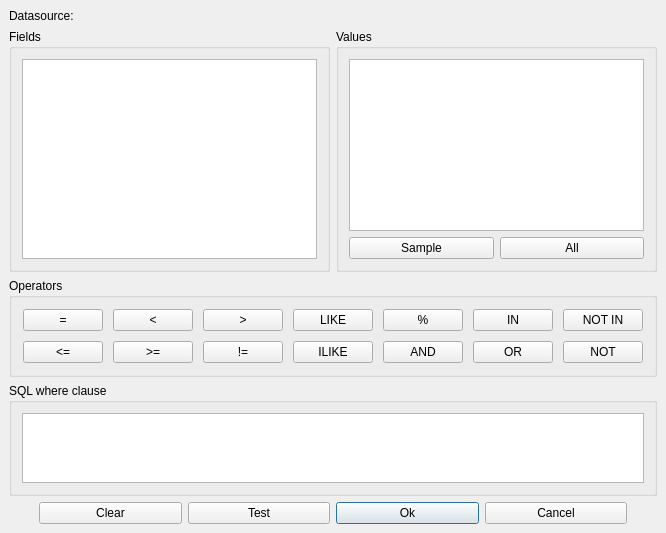
Before: the Qt Designer form src/ui/qgspgquerybuilderbase.ui in qgis/QGIS, drawn with Qt 5.
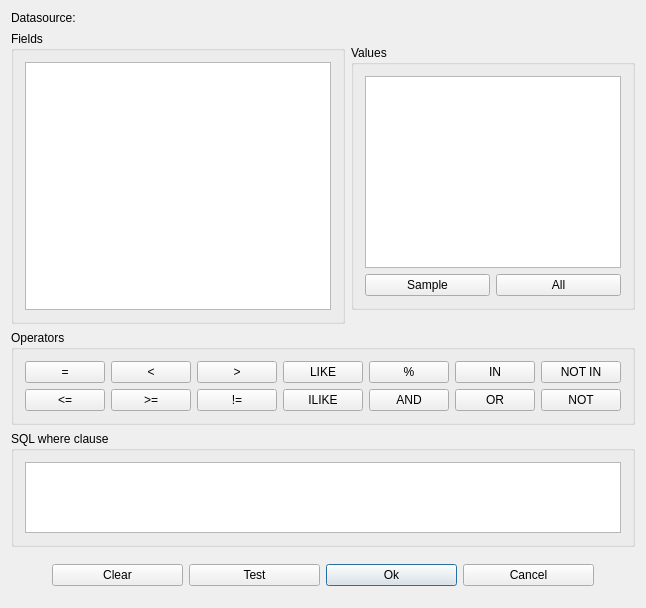
After: the same form once the commit is applied. Icons and pictures are not drawn.

The edit to the form file:
```diff
--- a/src/ui/qgspgquerybuilderbase.ui
+++ b/src/ui/qgspgquerybuilderbase.ui
@@ -8,11 +8,13 @@
     <x>0</x>
     <y>0</y>
     <width>645</width>
-    <height>533</height>
+    <height>608</height>
    </rect>
   </property>
   <property name="sizePolicy" >
-   <sizepolicy vsizetype="Expanding" hsizetype="Expanding" >
+   <sizepolicy>
+    <hsizetype>0</hsizetype>
+    <vsizetype>0</vsizetype>
     <horstretch>0</horstretch>
     <verstretch>0</verstretch>
    </sizepolicy>
@@ -27,22 +29,10 @@
    <bool>true</bool>
   </property>
   <layout class="QGridLayout" >
-   <property name="leftMargin" >
-    <number>9</number>
+   <property name="margin" >
+    <number>11</number>
    </property>
-   <property name="topMargin" >
-    <number>9</number>
-   </property>
-   <property name="rightMargin" >
-    <number>9</number>
-   </property>
-   <property name="bottomMargin" >
-    <number>9</number>
-   </property>
-   <property name="horizontalSpacing" >
-    <number>6</number>
-   </property>
-   <property name="verticalSpacing" >
+   <property name="spacing" >
     <number>6</number>
    </property>
    <item row="2" column="0" colspan="2" >
@@ -54,20 +44,8 @@
       <property name="leftMargin" >
        <number>11</number>
       </property>
-      <property name="topMargin" >
-       <number>11</number>
-      </property>
-      <property name="rightMargin" >
-       <number>11</number>
-      </property>
-      <property name="bottomMargin" >
-       <number>11</number>
-      </property>
-      <property name="horizontalSpacing" >
-       <number>10</number>
-      </property>
-      <property name="verticalSpacing" >
-       <number>10</number>
+      <property name="spacing" >
+       <number>6</number>
       </property>
       <item row="0" column="0" >
        <widget class="QPushButton" name="btnEqual" >
@@ -172,21 +150,12 @@
    </item>
    <item row="4" column="0" colspan="2" >
     <layout class="QHBoxLayout" >
+     <property name="margin" >
+      <number>11</number>
+     </property>
      <property name="spacing" >
       <number>6</number>
      </property>
-     <property name="leftMargin" >
-      <number>0</number>
-     </property>
-     <property name="topMargin" >
-      <number>0</number>
-     </property>
-     <property name="rightMargin" >
-      <number>0</number>
-     </property>
-     <property name="bottomMargin" >
-      <number>0</number>
-     </property>
      <item>
       <spacer>
        <property name="orientation" >
@@ -261,7 +230,9 @@
    <item row="1" column="1" >
     <widget class="QGroupBox" name="groupBox2" >
      <property name="sizePolicy" >
-      <sizepolicy vsizetype="Expanding" hsizetype="Expanding" >
+      <sizepolicy>
+       <hsizetype>0</hsizetype>
+       <vsizetype>0</vsizetype>
        <horstretch>0</horstretch>
        <verstretch>0</verstretch>
       </sizepolicy>
@@ -270,22 +241,10 @@
       <string>Values</string>
      </property>
      <layout class="QGridLayout" >
-      <property name="leftMargin" >
-       <number>10</number>
+      <property name="margin" >
+       <number>11</number>
       </property>
-      <property name="topMargin" >
-       <number>10</number>
-      </property>
-      <property name="rightMargin" >
-       <number>10</number>
-      </property>
-      <property name="bottomMargin" >
-       <number>10</number>
-      </property>
-      <property name="horizontalSpacing" >
-       <number>6</number>
-      </property>
-      <property name="verticalSpacing" >
+      <property name="spacing" >
        <number>6</number>
       </property>
       <item row="2" column="1" >
@@ -314,22 +273,10 @@
       <string>Fields</string>
      </property>
      <layout class="QGridLayout" >
-      <property name="leftMargin" >
-       <number>10</number>
+      <property name="margin" >
+       <number>11</number>
       </property>
-      <property name="topMargin" >
-       <number>10</number>
-      </property>
-      <property name="rightMargin" >
-       <number>10</number>
-      </property>
-      <property name="bottomMargin" >
-       <number>10</number>
-      </property>
-      <property name="horizontalSpacing" >
-       <number>6</number>
-      </property>
-      <property name="verticalSpacing" >
+      <property name="spacing" >
        <number>6</number>
       </property>
       <item row="0" column="0" >
@@ -357,22 +304,10 @@
       <string>SQL where clause</string>
      </property>
      <layout class="QGridLayout" >
-      <property name="leftMargin" >
-       <number>10</number>
+      <property name="margin" >
+       <number>11</number>
       </property>
-      <property name="topMargin" >
-       <number>10</number>
-      </property>
-      <property name="rightMargin" >
-       <number>10</number>
-      </property>
-      <property name="bottomMargin" >
-       <number>10</number>
-      </property>
-      <property name="horizontalSpacing" >
-       <number>6</number>
-      </property>
-      <property name="verticalSpacing" >
+      <property name="spacing" >
        <number>6</number>
       </property>
       <item row="0" column="0" >
```
Left out of the diff: 2 changed lines with no effect on the pictures.
